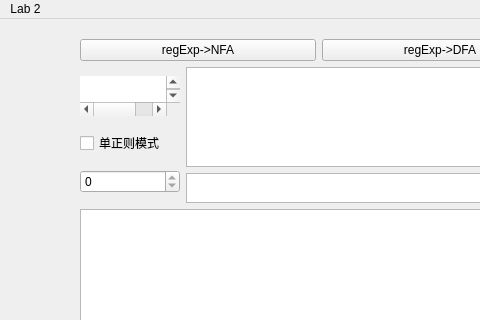
Qt form gui/Lexer/mainwindow.ui (MingLLuo/RegularToFA_Cpp) before a commit; both pictures show x 0 to 480 and y 0 to 320 of the 1123 by 698 pixel window.
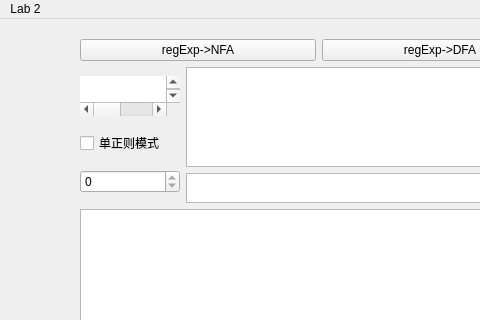
The same form after that commit.

Diff of the .ui file:
```diff
--- a/gui/Lexer/mainwindow.ui
+++ b/gui/Lexer/mainwindow.ui
@@ -99,14 +99,22 @@
             <enum>QTextEdit::NoWrap</enum>
            </property>
            <property name="html">
-            <string>&lt;!DOCTYPE HTML PUBLIC &quot;-//W3C//DTD HTML 4.0//EN&quot; &quot;http://www.w3.org/TR/REC-html40/strict.dtd&quot;&gt;
-&lt;html&gt;&lt;head&gt;&lt;meta name=&quot;qrichtext&quot; content=&quot;1&quot; /&gt;&lt;meta charset=&quot;utf-8&quot; /&gt;&lt;style type=&quot;text/css&quot;&gt;
-p, li { white-space: pre-wrap; }
-hr { height: 1px; border-width: 0; }
-li.unchecked::marker { content: &quot;\2610&quot;; }
-li.checked::marker { content: &quot;\2612&quot;; }
-&lt;/style&gt;&lt;/head&gt;&lt;body style=&quot; font-family:'.AppleSystemUIFont'; font-size:13pt; font-weight:400; font-style:normal;&quot;&gt;
-&lt;p align=&quot;center&quot; style=&quot; margin-top:0px; margin-bottom:0px; margin-left:0px; margin-right:0px; -qt-block-indent:0; text-indent:0px;&quot;&gt;&lt;span style=&quot; font-size:12pt; color:#ffffff;&quot;&gt;输入正则表达式&lt;/span&gt;&lt;/p&gt;&lt;/body&gt;&lt;/html&gt;</string>
+                                                <string>&lt;!DOCTYPE HTML PUBLIC &quot;-//W3C//DTD HTML 4.0//EN&quot;
+                                                    &quot;http://www.w3.org/TR/REC-html40/strict.dtd&quot;&gt;
+                                                    &lt;html&gt;&lt;head&gt;&lt;meta name=&quot;qrichtext&quot; content=&quot;1&quot;
+                                                    /&gt;&lt;meta charset=&quot;utf-8&quot; /&gt;&lt;style type=&quot;text/css&quot;&gt;
+                                                    p, li { white-space: pre-wrap; }
+                                                    hr { height: 1px; border-width: 0; }
+                                                    li.unchecked::marker { content: &quot;\2610&quot;; }
+                                                    li.checked::marker { content: &quot;\2612&quot;; }
+                                                    &lt;/style&gt;&lt;/head&gt;&lt;body style=&quot;
+                                                    font-family:'.AppleSystemUIFont'; font-size:13pt; font-weight:400;
+                                                    font-style:normal;&quot;&gt;
+                                                    &lt;p align=&quot;center&quot; style=&quot; margin-top:0px;
+                                                    margin-bottom:0px; margin-left:0px; margin-right:0px;
+                                                    -qt-block-indent:0; text-indent:0px;&quot;&gt;&lt;span style=&quot;
+                                                    font-size:12pt; color:#ffffff;&quot;&gt;输入正则表达式&lt;/span&gt;&lt;/p&gt;&lt;/body&gt;&lt;/html&gt;
+                                                </string>
            </property>
            <property name="acceptRichText">
             <bool>false</bool>
```
Left out of the diff: 2 changed lines with no effect on the pictures. Lines whose indentation alone changed are shown as unchanged.
